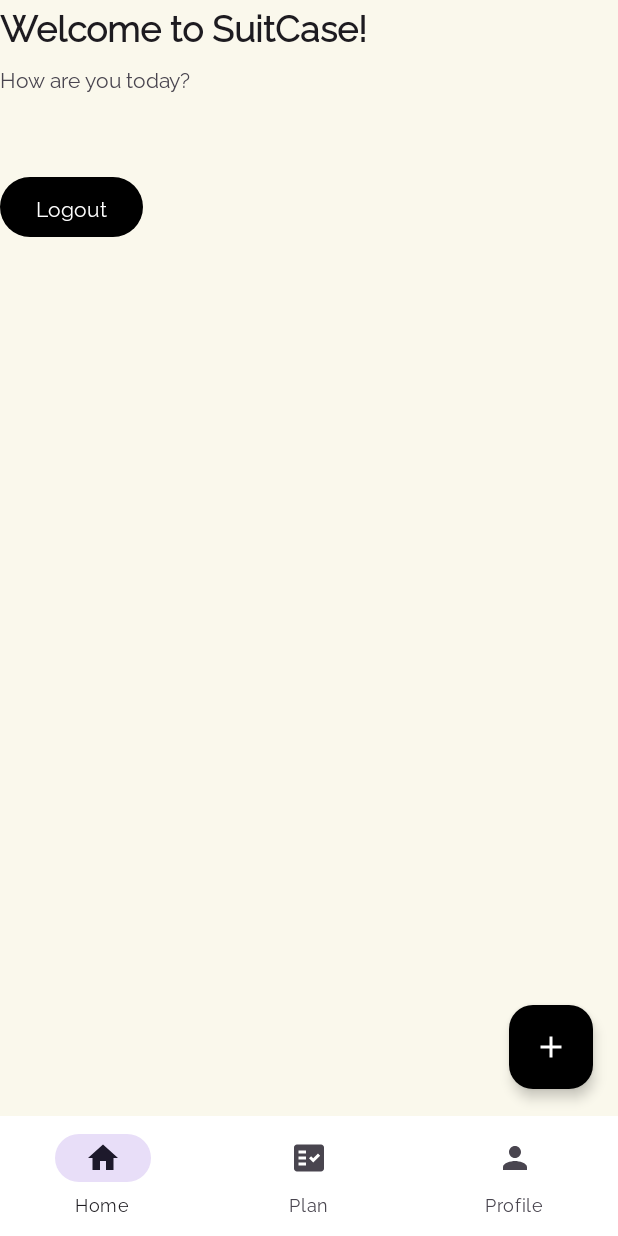
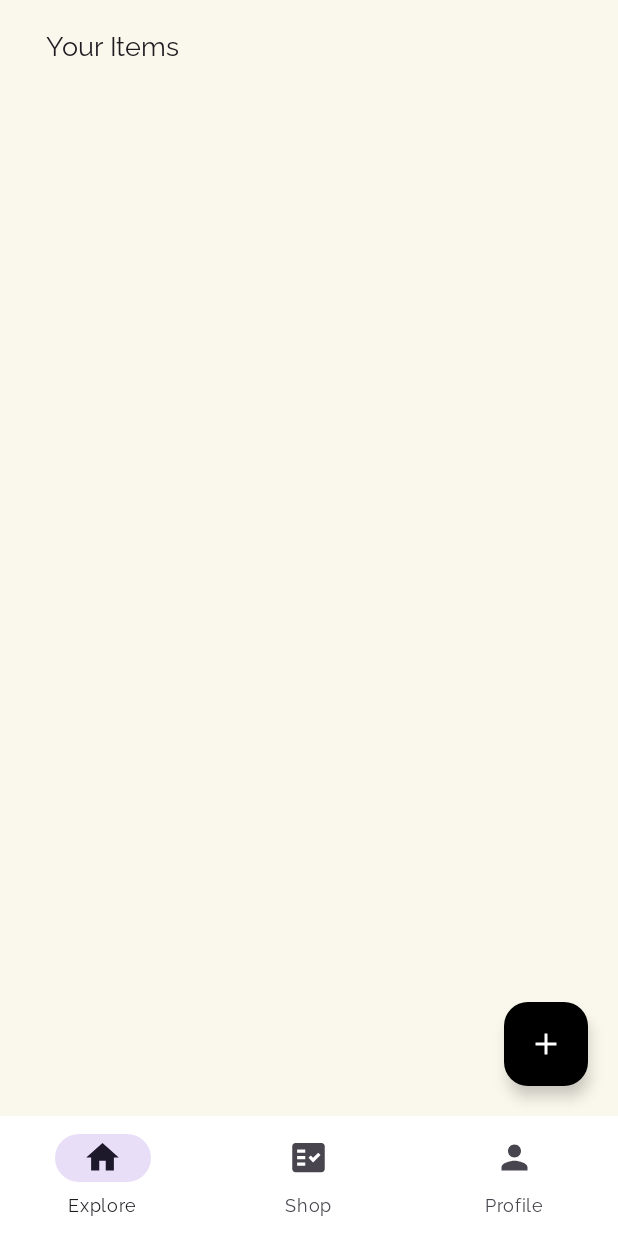
Before and after one commit to Anikshakya/SuitCase, an Android app: the screen it shows after launch once a user with an empty profile is signed in (HomeActivity), on a phone screen of 412 x 824 dp. Run offline under Robolectric (Android 15) with nearby library versions, the phone set to English and light mode, and no system bars; our stand-ins replace Firebase (no records; nobody signed in at launch, a user with empty details on screens opened directly).

Commit message:
[implemented:: bottom navigations and fragments] [added:: google-services.json]

```diff
--- a/app/src/main/java/com/ismt/suitcase/view/home/HomeActivity.kt
+++ b/app/src/main/java/com/ismt/suitcase/view/home/HomeActivity.kt
@@ -1,24 +1,21 @@
 package com.ismt.suitcase.view.home
 
-import android.content.Intent
 import androidx.appcompat.app.AppCompatActivity
 import android.os.Bundle
-import com.google.android.gms.auth.api.signin.GoogleSignIn
-import com.google.android.gms.auth.api.signin.GoogleSignInClient
-import com.google.android.gms.auth.api.signin.GoogleSignInOptions
-import com.google.firebase.auth.FirebaseAuth
+import androidx.fragment.app.Fragment
 import com.ismt.suitcase.R
-import com.ismt.suitcase.constants.AppConstants
 import com.ismt.suitcase.databinding.ActivityHomeBinding
-import com.ismt.suitcase.utils.SharedPrefUtils
-import com.ismt.suitcase.view.LoginActivity
+import com.ismt.suitcase.view.home.fragment.ExploreFragment
+import com.ismt.suitcase.view.home.fragment.ProfileFragment
+import com.ismt.suitcase.view.home.fragment.ShopFragment
 
 class HomeActivity : AppCompatActivity() {
     //Initialization
     private val tag = "HomeActivity"
     private lateinit var viewBinding : ActivityHomeBinding
-    private lateinit var gso: GoogleSignInOptions
-    private lateinit var gsc: GoogleSignInClient
+    private val exploreFragment = ExploreFragment.newInstance()
+    private val shopFragment = ShopFragment.newInstance()
+    private val profileFragment = ProfileFragment.newInstance()
 
     override fun onCreate(savedInstanceState: Bundle?) {
         super.onCreate(savedInstanceState)
@@ -27,29 +24,51 @@ class HomeActivity : AppCompatActivity() {
         //Binding
         viewBinding = ActivityHomeBinding.inflate(layoutInflater)
         setContentView(viewBinding.root)
-        var sharedPref = SharedPrefUtils(this)
-        //For Google Sign Out
-        gso = GoogleSignInOptions.Builder(GoogleSignInOptions.DEFAULT_SIGN_IN)
-            .requestIdToken(getString(R.string.default_web_client_id))// This token is important for signing in/out to google
-            .requestEmail()
-            .build()
-        gsc = GoogleSignIn.getClient(this, gso)
 
+        //Set view acc to selected item in bottom nav
+        setUpViews()
+    }
 
-        //Logout Button Behaviour
-        viewBinding.btnLogout.setOnClickListener {
-            //Clear saved user login state
-            sharedPref.removeKey(AppConstants.KEY_IS_LOGGED_IN)
-            sharedPref.removeKey(AppConstants.KEY_EMAIL)
+    private fun setUpViews() {
+        setupFragmentContainerView()
+        setUpBottomNavigationView()
+    }
 
-            gsc.signOut() //Google Sign Out
-            FirebaseAuth.getInstance().signOut() //Firebase Sign Out
-            val intent = Intent(this, LoginActivity :: class.java)
-            startActivity(intent)
-            finish()
+    private fun setupFragmentContainerView() {
+        loadFragmentInFcv(shopFragment)
+    }
+
+    private fun setUpBottomNavigationView() {
+        viewBinding.bottomNavigationView.setOnItemSelectedListener {
+            when(it.itemId) {
+
+                R.id.explore -> {
+                    loadFragmentInFcv(exploreFragment)
+                    true
+                }
+
+                R.id.shop -> {
+                    loadFragmentInFcv(shopFragment)
+                    true
+                }
+
+                R.id.profile -> {
+                    loadFragmentInFcv(profileFragment)
+                    true
+                }
+
+                else -> {
+                    loadFragmentInFcv(profileFragment)
+                    true
+                }
+            }
         }
+    }
 
-        //Set the Text view value from stored email data
-        viewBinding.tvEmail.text = sharedPref.getString(AppConstants.KEY_EMAIL)
+    private fun loadFragmentInFcv(fragment: Fragment) {
+        supportFragmentManager
+            .beginTransaction()
+            .replace(viewBinding.fcvDashboard.id, fragment)
+            .commit()
     }
 }
--- /dev/null
+++ b/app/src/main/java/com/ismt/suitcase/view/home/fragment/ExploreFragment.kt
@@ -0,0 +1,28 @@
+package com.ismt.suitcase.view.home.fragment
+
+import android.os.Bundle
+import androidx.fragment.app.Fragment
+import android.view.LayoutInflater
+import android.view.View
+import android.view.ViewGroup
+import com.ismt.suitcase.R
+
+class ExploreFragment : Fragment() {
+
+    override fun onCreate(savedInstanceState: Bundle?) {
+        super.onCreate(savedInstanceState)
+    }
+
+    override fun onCreateView(
+        inflater: LayoutInflater, container: ViewGroup?,
+        savedInstanceState: Bundle?
+    ): View? {
+        // Inflate the layout for this fragment
+        return inflater.inflate(R.layout.fragment_explore, container, false)
+    }
+
+    companion object {
+        @JvmStatic
+        fun newInstance() = ExploreFragment()
+    }
+}
--- /dev/null
+++ b/app/src/main/java/com/ismt/suitcase/view/home/fragment/ProfileFragment.kt
@@ -0,0 +1,65 @@
+package com.ismt.suitcase.view.home.fragment
+
+import android.content.Intent
+import android.os.Bundle
+import androidx.fragment.app.Fragment
+import android.view.LayoutInflater
+import android.view.View
+import android.view.ViewGroup
+import com.google.android.gms.auth.api.signin.GoogleSignIn
+import com.google.android.gms.auth.api.signin.GoogleSignInClient
+import com.google.android.gms.auth.api.signin.GoogleSignInOptions
+import com.google.firebase.auth.FirebaseAuth
+import com.ismt.suitcase.R
+import com.ismt.suitcase.constants.AppConstants
+import com.ismt.suitcase.databinding.FragmentProfileBinding
+import com.ismt.suitcase.utils.SharedPrefUtils
+import com.ismt.suitcase.view.LoginActivity
+
+class ProfileFragment : Fragment() {
+    private lateinit var profileBinding : FragmentProfileBinding
+    private lateinit var gso: GoogleSignInOptions
+    private lateinit var gsc: GoogleSignInClient
+
+    override fun onCreate(savedInstanceState: Bundle?) {
+        super.onCreate(savedInstanceState)
+    }
+
+    override fun onCreateView(
+        inflater: LayoutInflater, container: ViewGroup?,
+        savedInstanceState: Bundle?
+    ): View? {
+        //----------Bindings----------
+        var sharedPref = SharedPrefUtils(requireActivity())
+        //For Google Sign Out
+        gso = GoogleSignInOptions.Builder(GoogleSignInOptions.DEFAULT_SIGN_IN)
+            .requestIdToken(getString(R.string.default_web_client_id))// This token is important for signing in/out to google
+            .requestEmail()
+            .build()
+        gsc = GoogleSignIn.getClient(requireActivity(), gso)
+        profileBinding = FragmentProfileBinding.inflate(layoutInflater, container, false)
+
+        //Logout Button Behaviour
+        profileBinding.btnLogout.setOnClickListener {
+            //Clear saved user login state
+            sharedPref.removeKey(AppConstants.KEY_IS_LOGGED_IN)
+            sharedPref.removeKey(AppConstants.KEY_EMAIL)
+
+            gsc.signOut() //Google Sign Out
+            FirebaseAuth.getInstance().signOut() //Firebase Sign Out
+            val intent = Intent(requireActivity(), LoginActivity :: class.java)
+            startActivity(intent)
+        }
+
+        //Set the Text view value from stored email data
+        profileBinding.tvEmail.text = sharedPref.getString(AppConstants.KEY_EMAIL)
+
+        // Inflate the layout for this fragment
+        return profileBinding.root
+    }
+
+    companion object {
+        @JvmStatic
+        fun newInstance() = ProfileFragment()
+    }
+}
--- /dev/null
+++ b/app/src/main/java/com/ismt/suitcase/view/home/fragment/ShopFragment.kt
@@ -0,0 +1,28 @@
+package com.ismt.suitcase.view.home.fragment
+
+import android.os.Bundle
+import androidx.fragment.app.Fragment
+import android.view.LayoutInflater
+import android.view.View
+import android.view.ViewGroup
+import com.ismt.suitcase.R
+
+class ShopFragment : Fragment() {
+
+    override fun onCreate(savedInstanceState: Bundle?) {
+        super.onCreate(savedInstanceState)
+    }
+
+    override fun onCreateView(
+        inflater: LayoutInflater, container: ViewGroup?,
+        savedInstanceState: Bundle?
+    ): View? {
+        // Inflate the layout for this fragment
+        return inflater.inflate(R.layout.fragment_shop, container, false)
+    }
+
+    companion object {
+        @JvmStatic
+        fun newInstance() = ShopFragment()
+    }
+}
--- a/app/src/main/res/layout/activity_home.xml
+++ b/app/src/main/res/layout/activity_home.xml
@@ -7,77 +7,27 @@
     android:background="@color/activityBackground"
     tools:context=".view.home.HomeActivity">
 
-    //Bottom Navigation Bar
+    <androidx.fragment.app.FragmentContainerView
+        android:id="@+id/fcv_dashboard"
+        android:layout_width="0dp"
+        android:layout_height="0dp"
+        app:layout_constraintTop_toTopOf="parent"
+        app:layout_constraintBottom_toTopOf="@id/bottomNavigationView"
+        app:layout_constraintStart_toStartOf="parent"
+        app:layout_constraintEnd_toEndOf="parent"
+        />
+
+
     <com.google.android.material.bottomnavigation.BottomNavigationView
         android:id="@+id/bottomNavigationView"
         android:layout_width="0dp"
         android:layout_height="wrap_content"
-        app:itemIconSize="24dp"
+        app:elevation="100dp"
         app:backgroundTint="@color/white"
+        app:itemIconSize="26dp"
         app:layout_constraintBottom_toBottomOf="parent"
         app:layout_constraintEnd_toEndOf="parent"
         app:layout_constraintStart_toStartOf="parent"
         app:menu="@menu/bottom_navigation_menu" />
 
-    //Greeting Text
-    <TextView
-        android:id="@+id/tv_greeting_text"
-        android:layout_width="0dp"
-        android:layout_height="wrap_content"
-        android:text="@string/greeting_text"
-        app:layout_constraintStart_toStartOf="parent"
-        app:layout_constraintTop_toTopOf="parent"
-        android:textAppearance="@style/TextAppearance.AppCompat.Large"
-        android:textSize="24sp"
-        android:textStyle="bold" />
-
-    <TextView
-        android:id="@+id/tv_greeting_text2"
-        android:layout_width="0dp"
-        android:layout_height="wrap_content"
-        android:layout_marginTop="8dp"
-        android:text="@string/greeting_text2"
-        app:layout_constraintEnd_toEndOf="parent"
-        app:layout_constraintHorizontal_bias="0.0"
-        app:layout_constraintStart_toStartOf="parent"
-        app:layout_constraintTop_toBottomOf="@+id/tv_greeting_text" />
-
-    <TextView
-        android:id="@+id/tv_email"
-        android:layout_width="0dp"
-        android:layout_height="wrap_content"
-        android:layout_marginTop="12dp"
-        android:text="@string/app_name"
-        app:layout_constraintEnd_toEndOf="parent"
-        app:layout_constraintHorizontal_bias="1.0"
-        app:layout_constraintStart_toStartOf="parent"
-        app:layout_constraintTop_toBottomOf="@+id/tv_greeting_text2" />
-
-    //Add Item Button
-    <com.google.android.material.floatingactionbutton.FloatingActionButton
-        android:id="@+id/myFloatingActionButton"
-        android:layout_width="wrap_content"
-        android:layout_height="wrap_content"
-        app:backgroundTint="@color/black"
-        app:elevation="5dp"
-        app:layout_constraintBottom_toTopOf="@+id/bottomNavigationView"
-        app:layout_constraintEnd_toEndOf="parent"
-        app:layout_constraintHorizontal_bias="0.954"
-        app:layout_constraintStart_toStartOf="parent"
-        app:layout_constraintTop_toTopOf="parent"
-        app:layout_constraintVertical_bias="0.974"
-        app:srcCompat="@drawable/ic_add"
-        app:tint="@color/white" />
-
-    <Button
-        android:id="@+id/btn_logout"
-        android:layout_width="wrap_content"
-        android:layout_height="wrap_content"
-        android:layout_marginTop="20dp"
-        android:text="@string/logout"
-        app:layout_constraintEnd_toEndOf="parent"
-        app:layout_constraintHorizontal_bias="0.0"
-        app:layout_constraintStart_toStartOf="parent"
-        app:layout_constraintTop_toBottomOf="@+id/tv_email" />
-
 </androidx.constraintlayout.widget.ConstraintLayout>
--- /dev/null
+++ b/app/src/main/res/layout/fragment_shop.xml
@@ -0,0 +1,46 @@
+<?xml version="1.0" encoding="utf-8"?>
+<androidx.constraintlayout.widget.ConstraintLayout xmlns:android="http://schemas.android.com/apk/res/android"
+    xmlns:tools="http://schemas.android.com/tools"
+    android:layout_width="match_parent"
+    android:layout_height="match_parent"
+    xmlns:app="http://schemas.android.com/apk/res-auto"
+    tools:context=".view.home.fragment.ShopFragment">
+
+    <TextView
+        android:id="@+id/tv_shop_heading"
+        android:layout_width="wrap_content"
+        android:layout_height="wrap_content"
+        android:layout_marginTop="16dp"
+        android:text="@string/shop_heading"
+        android:textAppearance="@style/TextAppearance.AppCompat.Large"
+        android:textSize="18sp"
+        app:layout_constraintEnd_toEndOf="parent"
+        app:layout_constraintHorizontal_bias="0.096"
+        app:layout_constraintStart_toStartOf="parent"
+        app:layout_constraintTop_toTopOf="parent" />
+
+    <androidx.recyclerview.widget.RecyclerView
+        android:id="@+id/rv_plan"
+        android:layout_width="0dp"
+        android:layout_height="0dp"
+        app:layout_constraintBottom_toBottomOf="parent"
+        app:layout_constraintEnd_toEndOf="parent"
+        app:layout_constraintStart_toStartOf="parent"
+        app:layout_constraintTop_toBottomOf="@+id/tv_shop_heading" />
+
+    <com.google.android.material.floatingactionbutton.FloatingActionButton
+        android:id="@+id/fab_add_plan"
+        android:layout_width="wrap_content"
+        android:layout_height="wrap_content"
+        android:layout_marginEnd="16dp"
+        android:layout_margin="20dp"
+        app:backgroundTint="@color/black"
+        app:layout_constraintBottom_toBottomOf="parent"
+        app:layout_constraintEnd_toEndOf="parent"
+        app:srcCompat="@drawable/ic_add"
+        app:tint="@color/white">
+        app:layout_constraintEnd_toEndOf="parent"
+        app:layout_constraintBottom_toBottomOf="parent"
+    </com.google.android.material.floatingactionbutton.FloatingActionButton>
+
+</androidx.constraintlayout.widget.ConstraintLayout>
--- a/app/src/main/res/menu/bottom_navigation_menu.xml
+++ b/app/src/main/res/menu/bottom_navigation_menu.xml
@@ -2,16 +2,16 @@
 <menu xmlns:android="http://schemas.android.com/apk/res/android">
 
     <item
-        android:id="@+id/home"
+        android:id="@+id/explore"
         android:enabled="true"
         android:icon="@drawable/ic_home"
-        android:title="Home" />
+        android:title="Explore" />
 
     <item
-        android:id="@+id/plan"
+        android:id="@+id/shop"
         android:enabled="true"
         android:icon="@drawable/ic_plan"
-        android:title="Plan" />
+        android:title="Shop" />
 
     <item
         android:id="@+id/profile"
--- a/app/src/main/res/values/strings.xml
+++ b/app/src/main/res/values/strings.xml
@@ -32,5 +32,13 @@
     <!--  Home Activity  -->
     <string name="greeting_text">Welcome to SuitCase!</string>
     <string name="greeting_text2">How are you today?</string>
+    <!-- TODO: Remove or change this placeholder text -->
+    <string name="hello_blank_fragment">Hello blank fragment</string>
+
+    <!--  Explore Fragment-->
+    <string name="explore_heading">Explore</string>
+    <!--  Shop Fragment-->
+    <string name="shop_heading">Your Items</string>
+    <!--  Profile Fragment-->
 
 </resources>
```
Also changed, not shown: app/src/main/res/layout/fragment_explore.xml (added, +46 -0 lines), app/src/main/res/layout/fragment_profile.xml (added, +32 -0 lines), 1 other file.
